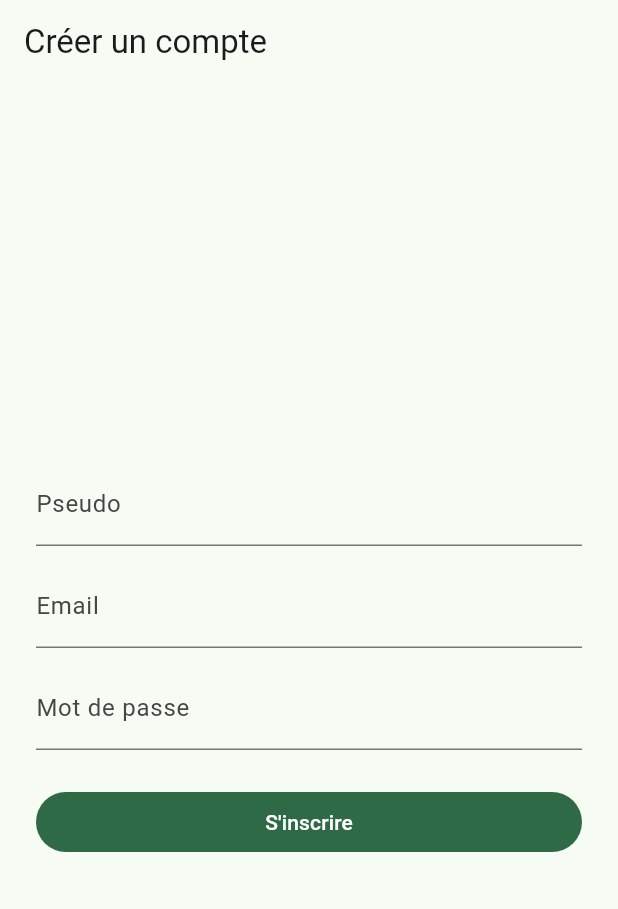
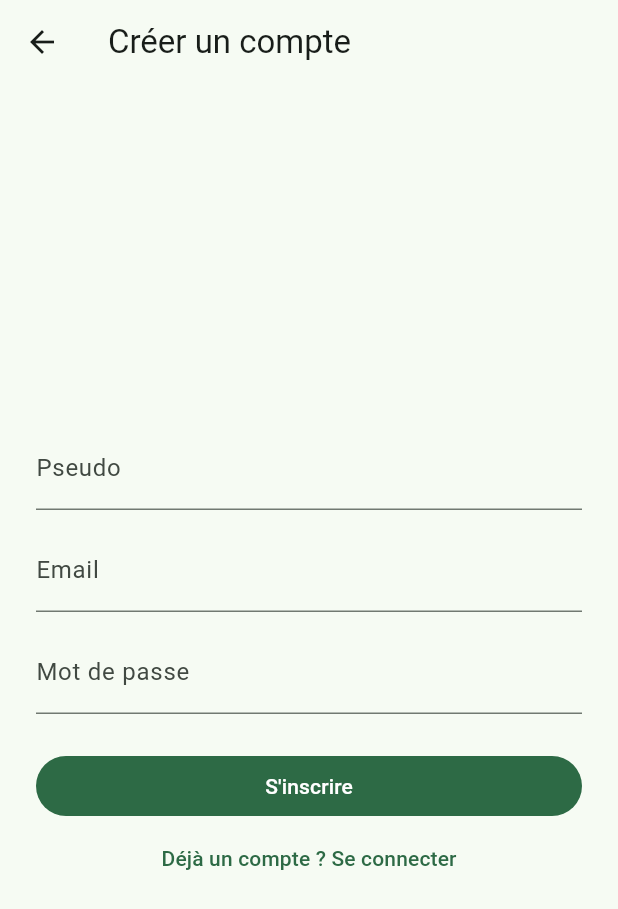
Before and after one commit to bramoulle91-boop/Gamification-Sport, a Flutter app: the LoginScreen screen opened by its route, after a tap on "Se connecter", after a tap on "Créer un compte", on a phone screen of 412 x 824 dp. Shown: the top 909 px of the screen. Run offline on Flutter 3.47's test engine with Material 3 defaults, Android fonts, the phone set to English and light mode, and no system bars; our stand-ins replace camera, flutter_dotenv, flutter_map, flutter_riverpod, geolocator, go_router and 4 more; missing offline and left inert: mobile_scanner; accounts and stored records are empty.

Commit message:
Ajoute retour connexion, mot de passe oublié et connexion par pseudo

```diff
--- a/app/lib/screens/auth/login_screen.dart
+++ b/app/lib/screens/auth/login_screen.dart
@@ -13,7 +13,7 @@ class LoginScreen extends ConsumerStatefulWidget {
 
 class _LoginScreenState extends ConsumerState<LoginScreen> {
   final _formKey = GlobalKey<FormState>();
-  final _emailController = TextEditingController();
+  final _identifierController = TextEditingController();
   final _passwordController = TextEditingController();
   bool _loading = false;
   String? _error;
@@ -25,8 +25,8 @@ class _LoginScreenState extends ConsumerState<LoginScreen> {
       _error = null;
     });
     try {
-      await ref.read(authServiceProvider).signIn(
-            email: _emailController.text.trim(),
+      await ref.read(authServiceProvider).signInWithIdentifier(
+            identifier: _identifierController.text.trim(),
             password: _passwordController.text,
           );
       if (mounted) context.go('/home');
@@ -55,10 +55,9 @@ class _LoginScreenState extends ConsumerState<LoginScreen> {
                   const Text('Gamifie tes séances de sport', textAlign: TextAlign.center),
                   const SizedBox(height: 32),
                   TextFormField(
-                    controller: _emailController,
-                    decoration: const InputDecoration(labelText: 'Email'),
-                    keyboardType: TextInputType.emailAddress,
-                    validator: (v) => (v == null || !v.contains('@')) ? 'Email invalide' : null,
+                    controller: _identifierController,
+                    decoration: const InputDecoration(labelText: 'Pseudo ou email'),
+                    validator: (v) => (v == null || v.trim().isEmpty) ? 'Requis' : null,
                   ),
                   const SizedBox(height: 12),
                   TextFormField(
@@ -67,11 +66,18 @@ class _LoginScreenState extends ConsumerState<LoginScreen> {
                     obscureText: true,
                     validator: (v) => (v == null || v.length < 6) ? '6 caractères minimum' : null,
                   ),
+                  Align(
+                    alignment: Alignment.centerRight,
+                    child: TextButton(
+                      onPressed: () => context.push('/forgot-password'),
+                      child: const Text('Mot de passe oublié ?'),
+                    ),
+                  ),
                   if (_error != null) ...[
-                    const SizedBox(height: 12),
+                    const SizedBox(height: 4),
                     Text(_error!, style: TextStyle(color: Theme.of(context).colorScheme.error)),
                   ],
-                  const SizedBox(height: 24),
+                  const SizedBox(height: 16),
                   FilledButton(
                     onPressed: _loading ? null : _submit,
                     child: _loading
--- a/app/lib/screens/auth/signup_screen.dart
+++ b/app/lib/screens/auth/signup_screen.dart
@@ -42,7 +42,14 @@ class _SignupScreenState extends ConsumerState<SignupScreen> {
   @override
   Widget build(BuildContext context) {
     return Scaffold(
-      appBar: AppBar(title: const Text('Créer un compte')),
+      appBar: AppBar(
+        title: const Text('Créer un compte'),
+        leading: IconButton(
+          icon: const Icon(Icons.arrow_back),
+          tooltip: 'Retour à la connexion',
+          onPressed: () => context.go('/login'),
+        ),
+      ),
       body: SafeArea(
         child: Center(
           child: SingleChildScrollView(
@@ -83,6 +90,10 @@ class _SignupScreenState extends ConsumerState<SignupScreen> {
                         ? const SizedBox(height: 20, width: 20, child: CircularProgressIndicator(strokeWidth: 2))
                         : const Text("S'inscrire"),
                   ),
+                  TextButton(
+                    onPressed: () => context.go('/login'),
+                    child: const Text('Déjà un compte ? Se connecter'),
+                  ),
                 ],
               ),
             ),
```
Also changed, not shown: app/lib/router/app_router.dart (+15 -2 lines), app/lib/screens/auth/forgot_password_screen.dart (added, +110 -0 lines), app/lib/screens/auth/reset_password_screen.dart (added, +85 -0 lines), app/lib/services/auth_service.dart (+30 -0 lines).
